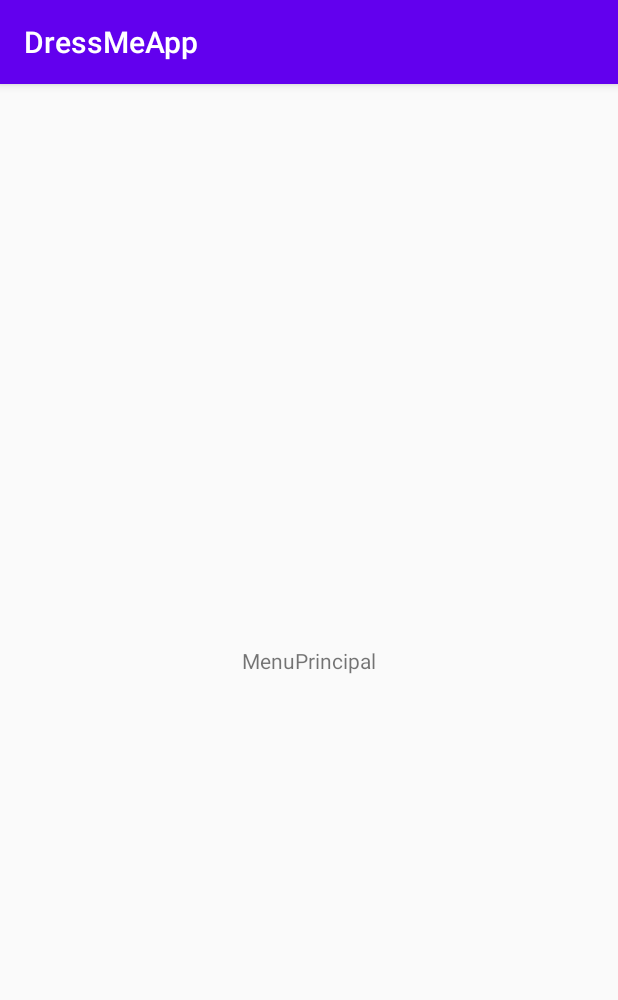
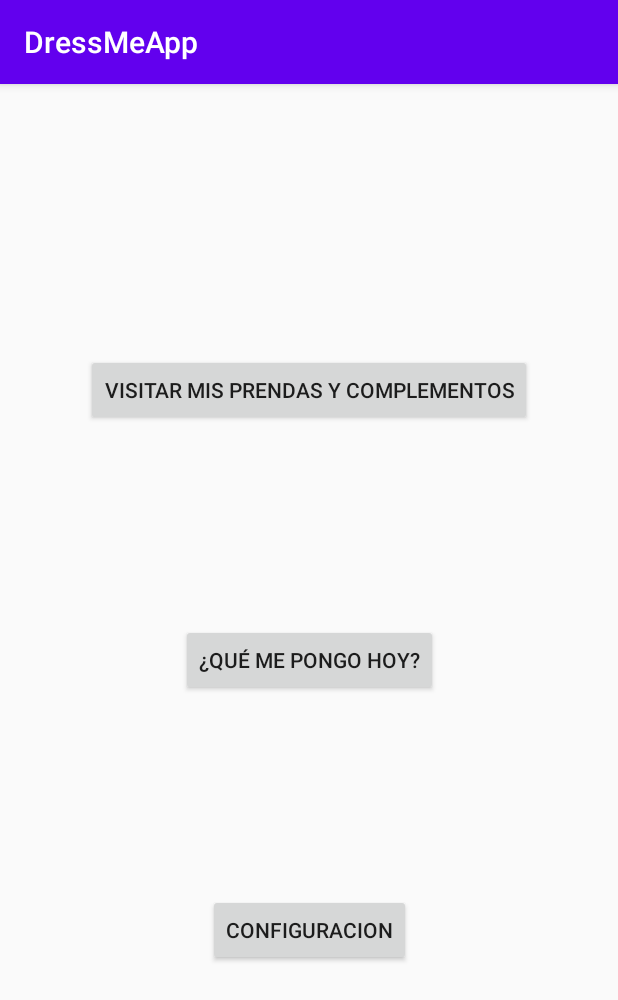
Before and after one commit to jblanava/DressMeApp, an Android app: the MenuPrincipal screen opened directly, with no data from a screen before it, on a phone screen of 412 x 824 dp. Shown: the top 1000 px of the screen. Run offline under Robolectric (Android 15) with nearby library versions, the phone set to English and light mode, and no system bars.

```diff
--- a/app/src/main/java/com/example/dressmeapp/MenuPrincipal.java
+++ b/app/src/main/java/com/example/dressmeapp/MenuPrincipal.java
@@ -2,13 +2,59 @@ package com.example.dressmeapp;
 
 import androidx.appcompat.app.AppCompatActivity;
 
+import android.content.Intent;
 import android.os.Bundle;
+import android.view.View;
+import android.widget.Button;
 
 public class MenuPrincipal extends AppCompatActivity {
+
+    Button bVestuario, bRecomendador, bConfiguracion;
+
 
     @Override
     protected void onCreate(Bundle savedInstanceState) {
         super.onCreate(savedInstanceState);
         setContentView(R.layout.activity_menu_principal);
+
+        bVestuario = (Button) findViewById(R.id.boton_vestuario);
+        bRecomendador = (Button) findViewById(R.id.boton_recomendador);
+        bConfiguracion = (Button) findViewById(R.id.boton_configuracion);
+
+        bVestuario.setOnClickListener(new View.OnClickListener() {
+            @Override
+            public void onClick(View v) {
+                ir_a_vestuario();
+            }
+        });
+
+        bRecomendador.setOnClickListener(new View.OnClickListener() {
+            @Override
+            public void onClick(View v) {
+                ir_a_recomendador();
+            }
+        });
+
+        bConfiguracion.setOnClickListener(new View.OnClickListener() {
+            @Override
+            public void onClick(View v) {
+                ir_a_configuracion();
+            }
+        });
+    }
+
+    void ir_a_vestuario()
+    {
+        Intent vestuario = new Intent(this, Vestuario.class);
+    }
+
+    void ir_a_recomendador()
+    {
+        Intent vestuario = new Intent(this, Recomendador.class);
+    }
+
+    void ir_a_configuracion()
+    {
+        Intent vestuario = new Intent(this, Configuracion.class);
     }
 }
--- a/app/src/main/res/layout/activity_menu_principal.xml
+++ b/app/src/main/res/layout/activity_menu_principal.xml
@@ -6,13 +6,39 @@
     android:layout_height="match_parent"
     tools:context=".MenuPrincipal">
 
-    <TextView
-        android:id="@+id/textView5"
+    <Button
+        android:id="@+id/boton_vestuario"
         android:layout_width="wrap_content"
         android:layout_height="wrap_content"
-        android:text="MenuPrincipal"
+        android:text="Visitar mis prendas y complementos"
         app:layout_constraintBottom_toBottomOf="parent"
         app:layout_constraintEnd_toEndOf="parent"
+        app:layout_constraintHorizontal_bias=".5"
         app:layout_constraintStart_toStartOf="parent"
-        app:layout_constraintTop_toTopOf="parent" />
+        app:layout_constraintTop_toTopOf="parent"
+        app:layout_constraintVertical_bias=".25" />
+
+    <Button
+        android:id="@+id/boton_recomendador"
+        android:layout_width="wrap_content"
+        android:layout_height="wrap_content"
+        android:text="¿Qué me pongo hoy?"
+        app:layout_constraintBottom_toBottomOf="parent"
+        app:layout_constraintEnd_toEndOf="parent"
+        app:layout_constraintHorizontal_bias=".5"
+        app:layout_constraintStart_toStartOf="parent"
+        app:layout_constraintTop_toTopOf="parent"
+        app:layout_constraintVertical_bias=".5" />
+
+    <Button
+        android:id="@+id/boton_configuracion"
+        android:layout_width="wrap_content"
+        android:layout_height="wrap_content"
+        android:text="Configuracion"
+        app:layout_constraintBottom_toBottomOf="parent"
+        app:layout_constraintEnd_toEndOf="parent"
+        app:layout_constraintHorizontal_bias=".5"
+        app:layout_constraintStart_toStartOf="parent"
+        app:layout_constraintTop_toTopOf="parent"
+        app:layout_constraintVertical_bias=".75" />
 </androidx.constraintlayout.widget.ConstraintLayout>
--- a/app/src/main/res/layout/activity_vestuario.xml
+++ b/app/src/main/res/layout/activity_vestuario.xml
@@ -13,6 +13,8 @@
         android:text="Vestuario"
         app:layout_constraintBottom_toBottomOf="parent"
         app:layout_constraintEnd_toEndOf="parent"
+        app:layout_constraintHorizontal_bias=".5"
         app:layout_constraintStart_toStartOf="parent"
-        app:layout_constraintTop_toTopOf="parent" />
+        app:layout_constraintTop_toTopOf="parent"
+        app:layout_constraintVertical_bias=".5" />
 </androidx.constraintlayout.widget.ConstraintLayout>
```
